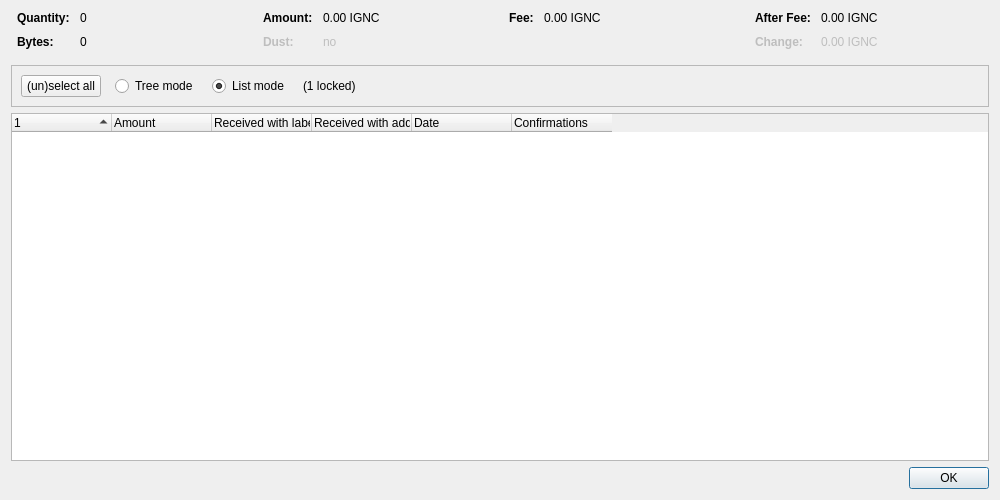
The window that src/qt/forms/coincontroldialog.ui (vtsxking/ignitecoin) describes before a commit, drawn with Qt 5.
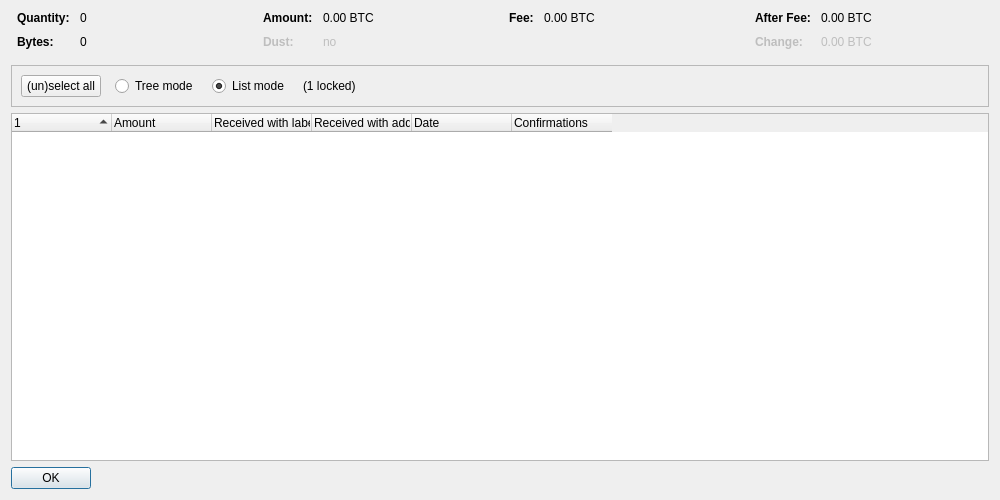
The same window after the commit. Custom widgets are drawn as their Qt base class.

What changed in the file:
```diff
--- a/src/qt/forms/coincontroldialog.ui
+++ b/src/qt/forms/coincontroldialog.ui
@@ -132,7 +132,7 @@
           <enum>Qt::ActionsContextMenu</enum>
          </property>
          <property name="text">
-          <string notr="true">0.00 IGNC</string>
+          <string notr="true">0.00 BTC</string>
          </property>
          <property name="textInteractionFlags">
           <set>Qt::LinksAccessibleByMouse|Qt::TextSelectableByKeyboard|Qt::TextSelectableByMouse</set>
@@ -212,7 +212,7 @@
           <enum>Qt::ActionsContextMenu</enum>
          </property>
          <property name="text">
-          <string notr="true">0.00 IGNC</string>
+          <string notr="true">0.00 BTC</string>
          </property>
          <property name="textInteractionFlags">
           <set>Qt::LinksAccessibleByMouse|Qt::TextSelectableByKeyboard|Qt::TextSelectableByMouse</set>
@@ -257,7 +257,7 @@
           <enum>Qt::ActionsContextMenu</enum>
          </property>
          <property name="text">
-          <string notr="true">0.00 IGNC</string>
+          <string notr="true">0.00 BTC</string>
          </property>
          <property name="textInteractionFlags">
           <set>Qt::LinksAccessibleByMouse|Qt::TextSelectableByKeyboard|Qt::TextSelectableByMouse</set>
@@ -292,7 +292,7 @@
           <enum>Qt::ActionsContextMenu</enum>
          </property>
          <property name="text">
-          <string notr="true">0.00 IGNC</string>
+          <string notr="true">0.00 BTC</string>
          </property>
          <property name="textInteractionFlags">
           <set>Qt::LinksAccessibleByMouse|Qt::TextSelectableByKeyboard|Qt::TextSelectableByMouse</set>
@@ -467,6 +467,12 @@
    </item>
    <item>
     <widget class="QDialogButtonBox" name="buttonBox">
+     <property name="sizePolicy">
+      <sizepolicy hsizetype="Maximum" vsizetype="Fixed">
+       <horstretch>0</horstretch>
+       <verstretch>0</verstretch>
+      </sizepolicy>
+     </property>
      <property name="orientation">
       <enum>Qt::Horizontal</enum>
      </property>
```
